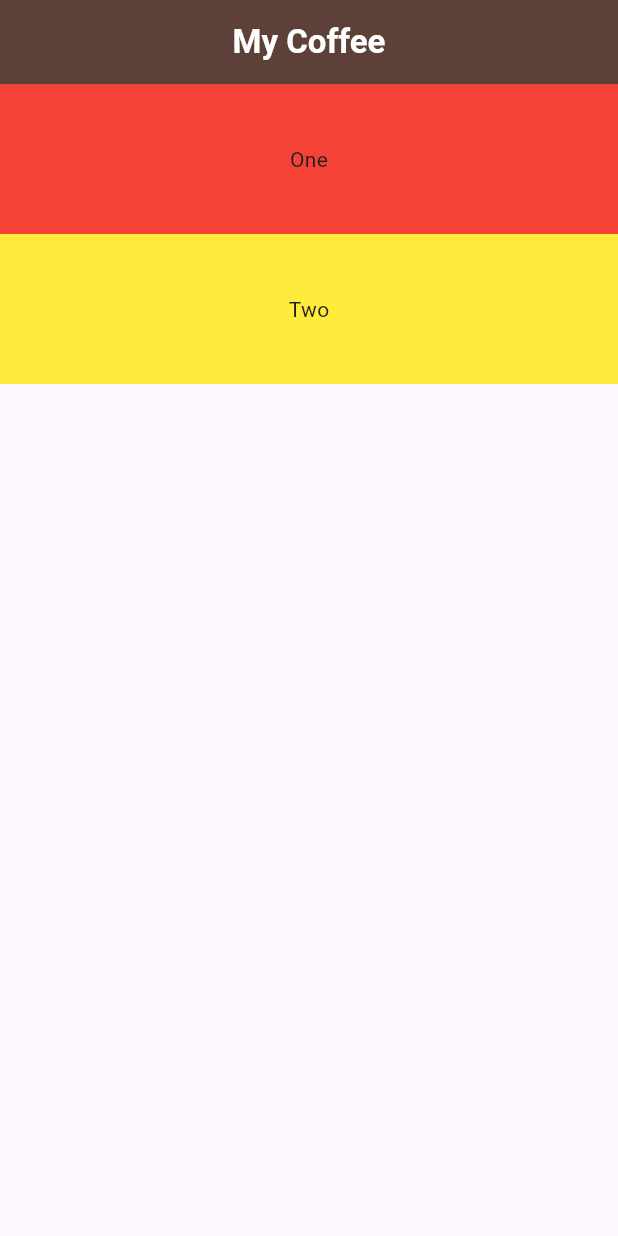
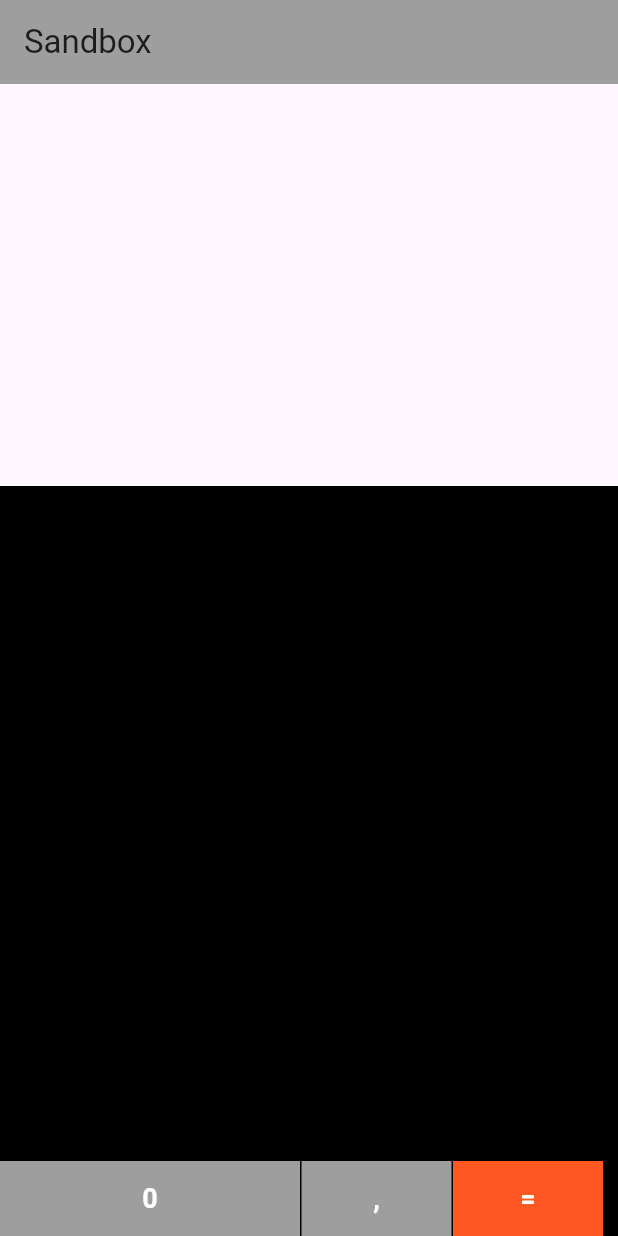
Before and after one commit to VanKhanhVuong/FlutterLearning, a Flutter app: the screen it shows after launch, on a phone screen of 412 x 824 dp. Run offline on Flutter 3.47's test engine with Material 3 defaults, Android fonts, the phone set to English and light mode, and no system bars.

Commit message:
commit lesson basic flutter 03
- Use Rows

```diff
--- a/flutter_project/coffee_card/lib/home.dart
+++ b/flutter_project/coffee_card/lib/home.dart
@@ -17,16 +17,16 @@ class Home extends StatelessWidget {
         backgroundColor: Colors.brown[700],
         centerTitle: true,
       ),
-      body: Column(
-        crossAxisAlignment: CrossAxisAlignment.stretch,
+      body: Row(
+        mainAxisAlignment: MainAxisAlignment.spaceBetween,
         children: [
           Container(
-            height: 100,
+            width: 100,
             color: Colors.red,
             child: Center(child: const Text("One")),
           ),
           Container(
-            height: 100,
+            width: 100,
             color: Colors.yellow,
             child: Center(child: const Text("Two")),
           ),
--- a/flutter_project/coffee_card/lib/main.dart
+++ b/flutter_project/coffee_card/lib/main.dart
@@ -1,23 +1,88 @@
 import 'package:flutter/material.dart';
-import 'package:coffee_card/home.dart';
+// import 'package:coffee_card/home.dart';
 
 void main() {
   runApp(const MaterialApp(
-    home: Home(),
+    home: Sandbox(),
   ));
 }
 
-// class Sandbox extends StatelessWidget {
-//   const Sandbox({super.key});
+class Sandbox extends StatelessWidget {
+  const Sandbox({super.key});
 
-//   @override
-//   Widget build(BuildContext context) {
-//     return Scaffold(
-//       appBar: AppBar(
-//         title: const Text("Sandbox"),
-//         backgroundColor: Colors.grey,
-//       ),
-//       body:
-//     );
-//   }
-// }
+  @override
+  Widget build(BuildContext context) {
+    return Scaffold(
+        appBar: AppBar(
+          title: const Text("Sandbox"),
+          backgroundColor: Colors.grey,
+        ),
+        body: SafeArea(
+          child: Column(
+            mainAxisAlignment: MainAxisAlignment.end,
+            children: [
+              Container(),
+              Container(
+                height: 500,
+                color: Colors.black,
+                child: Row(
+                  crossAxisAlignment: CrossAxisAlignment.end,
+                  spacing: 1,
+                  children: [
+                    Container(
+                      width: 200,
+                      height: 50,
+                      color: Colors.grey,
+                      child: Center(
+                          child: const Text(
+                        "0",
+                        style: TextStyle(
+                          fontSize: 18,
+                          color: Colors.white,
+                          fontWeight: FontWeight.bold,
+                        ),
+                      )),
+                    ),
+                    Container(
+                      height: 50,
+                      color: Colors.black,
+                      child: Row(
+                        spacing: 1,
+                        children: [
+                          Container(
+                            color: Colors.grey,
+                            width: 100,
+                            child: Center(
+                                child: const Text(
+                              ",",
+                              style: TextStyle(
+                                fontSize: 18,
+                                color: Colors.white,
+                                fontWeight: FontWeight.bold,
+                              ),
+                            )),
+                          ),
+                          Container(
+                            color: Colors.deepOrange,
+                            width: 100,
+                            child: Center(
+                                child: const Text(
+                              "=",
+                              style: TextStyle(
+                                fontSize: 18,
+                                color: Colors.white,
+                                fontWeight: FontWeight.bold,
+                              ),
+                            )),
+                          ),
+                        ],
+                      ),
+                    )
+                  ],
+                ),
+              ),
+            ],
+          ),
+        ));
+  }
+}
```
